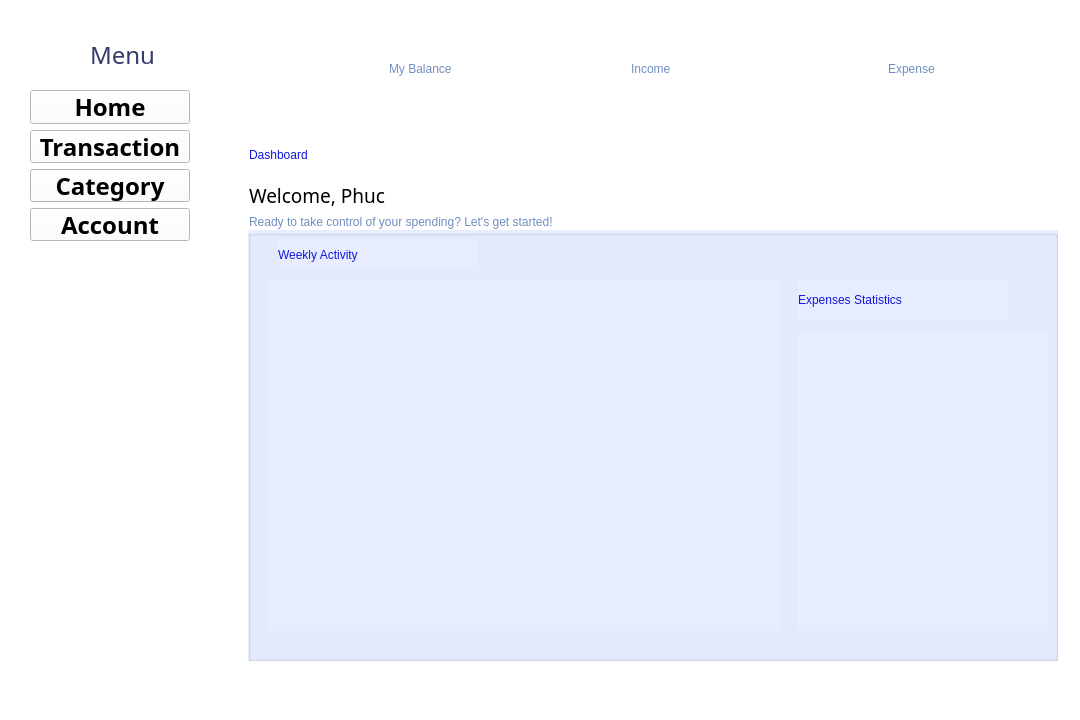
Above: Modules/Home/Home.ui from Yennanng/Do_An_KTLT before the change. Below: the same form after it.
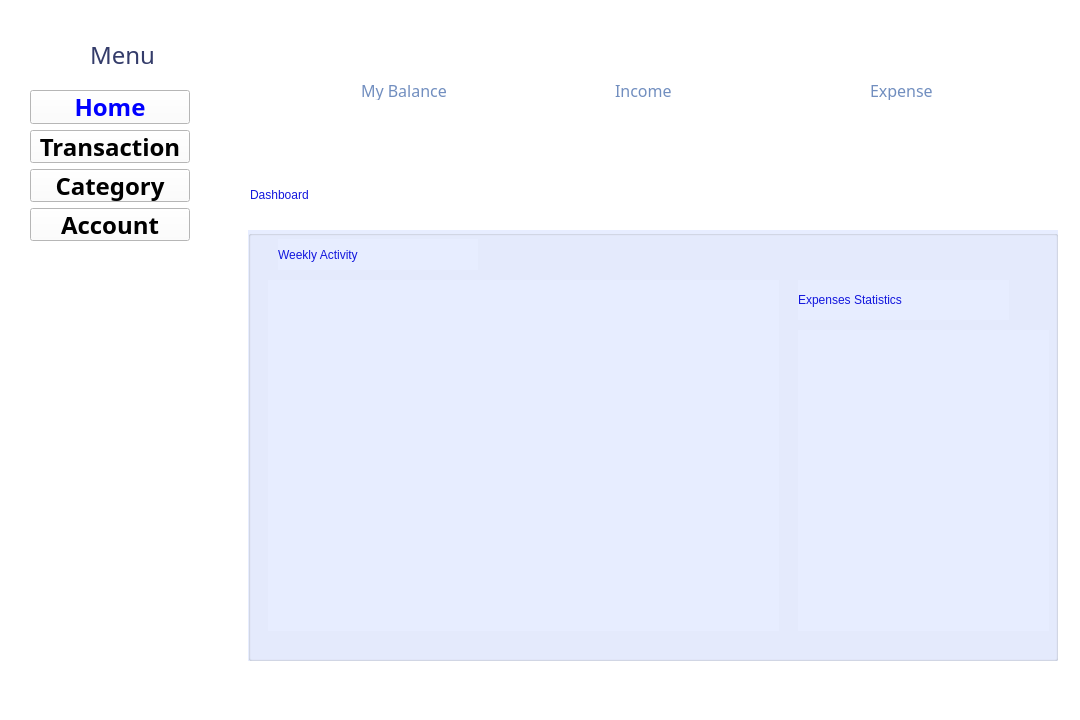
That is the form after the change. Icons and pictures are not drawn.

The edit to the form file:
```diff
--- a/Modules/Home/Home.ui
+++ b/Modules/Home/Home.ui
@@ -27,110 +27,11 @@
    <string notr="true">background-color: rgb(255, 255, 255);</string>
   </property>
   <widget class="QWidget" name="centralwidget">
-   <widget class="QLabel" name="label">
-    <property name="geometry">
-     <rect>
-      <x>389</x>
-      <y>59</y>
-      <width>121</width>
-      <height>20</height>
-     </rect>
-    </property>
-    <property name="styleSheet">
-     <string notr="true">font: 14pt &quot;Bahnschrift SemiLight&quot;;
-color: rgb(113, 142, 191)</string>
-    </property>
-    <property name="text">
-     <string>My Balance</string>
-    </property>
-   </widget>
-   <widget class="QLabel" name="label_3">
-    <property name="geometry">
-     <rect>
-      <x>299</x>
-      <y>54</y>
-      <width>70</width>
-      <height>70</height>
-     </rect>
-    </property>
-    <property name="text">
-     <string/>
-    </property>
-    <property name="pixmap">
-     <pixmap>../../Images/Home/Icon_MyBalance.png</pixmap>
-    </property>
-   </widget>
-   <widget class="QLabel" name="label_4">
-    <property name="geometry">
-     <rect>
-      <x>631</x>
-      <y>59</y>
-      <width>121</width>
-      <height>20</height>
-     </rect>
-    </property>
-    <property name="styleSheet">
-     <string notr="true">font: 14pt &quot;Bahnschrift SemiLight&quot;;
-color: rgb(113, 142, 191)</string>
-    </property>
-    <property name="text">
-     <string>Income</string>
-    </property>
-   </widget>
-   <widget class="QLabel" name="label_5">
-    <property name="geometry">
-     <rect>
-      <x>541</x>
-      <y>54</y>
-      <width>70</width>
-      <height>70</height>
-     </rect>
-    </property>
-    <property name="text">
-     <string/>
-    </property>
-    <property name="pixmap">
-     <pixmap>../../Images/Home/Icon_Income.png</pixmap>
-    </property>
-   </widget>
-   <widget class="QLabel" name="label_6">
-    <property name="geometry">
-     <rect>
-      <x>888</x>
-      <y>59</y>
-      <width>121</width>
-      <height>20</height>
-     </rect>
-    </property>
-    <property name="styleSheet">
-     <string notr="true">font: 14pt &quot;Bahnschrift SemiLight&quot;;
-color: rgb(113, 142, 191)</string>
-    </property>
-    <property name="text">
-     <string>Expense</string>
-    </property>
-   </widget>
-   <widget class="QLabel" name="label_7">
-    <property name="geometry">
-     <rect>
-      <x>798</x>
-      <y>54</y>
-      <width>70</width>
-      <height>70</height>
-     </rect>
-    </property>
-    <property name="text">
-     <string/>
-    </property>
-    <property name="pixmap">
-     <pixmap>../../Images/Home/Icon_Expenses.png</pixmap>
-    </property>
-   </widget>
    <widget class="QLabel" name="label_8">
     <property name="geometry">
      <rect>
-      <x>249</x>
-      <y>130</y>
+      <x>250</x>
+      <y>170</y>
       <width>261</width>
       <height>50</height>
      </rect>
@@ -143,73 +44,6 @@
      <string>Dashboard</string>
     </property>
    </widget>
-   <widget class="QLabel" name="label_welcome">
-    <property name="geometry">
-     <rect>
-      <x>249</x>
-      <y>179</y>
-      <width>157</width>
-      <height>33</height>
-     </rect>
-    </property>
-    <property name="font">
-     <font>
-      <family>Bahnschrift SemiLight</family>
-      <pointsize>14</pointsize>
-      <weight>50</weight>
-      <italic>false</italic>
-      <bold>false</bold>
-     </font>
-    </property>
-    <property name="styleSheet">
-     <string notr="true">font: 14pt &quot;Bahnschrift SemiLight&quot;;
-color: rgb(0, 0, 0)</string>
-    </property>
-    <property name="text">
-     <string>Welcome, Phuc</string>
-    </property>
-    <property name="alignment">
-     <set>Qt::AlignLeading|Qt::AlignLeft|Qt::AlignVCenter</set>
-    </property>
-   </widget>
-   <widget class="QLabel" name="label_10">
-    <property name="geometry">
-     <rect>
-      <x>406</x>
-      <y>179</y>
-      <width>25</width>
-      <height>25</height>
-     </rect>
-    </property>
-    <property name="font">
-     <font>
-      <pointsize>6</pointsize>
-     </font>
-    </property>
-    <property name="text">
-     <string/>
-    </property>
-    <property name="pixmap">
-     <pixmap>../../Images/Home/Icon_Hello.png</pixmap>
-    </property>
-   </widget>
-   <widget class="QLabel" name="label_11">
-    <property name="geometry">
-     <rect>
-      <x>249</x>
-      <y>212</y>
-      <width>450</width>
-      <height>20</height>
-     </rect>
-    </property>
-    <property name="styleSheet">
-     <string notr="true">font: 8pt &quot;Bahnschrift SemiLight&quot;;
-color: rgb(113, 142, 191);</string>
-    </property>
-    <property name="text">
-     <string>Ready to take control of your spending? Let's get started!</string>
-    </property>
-   </widget>
    <widget class="QGroupBox" name="groupBox">
     <property name="geometry">
      <rect>
@@ -286,7 +120,7 @@
     <property name="geometry">
      <rect>
       <x>950</x>
-      <y>130</y>
+      <y>150</y>
       <width>80</width>
       <height>80</height>
      </rect>
@@ -365,6 +199,9 @@
          <bold>true</bold>
         </font>
        </property>
+       <property name="styleSheet">
+        <string notr="true">color: rgb(0, 0, 255);</string>
+       </property>
        <property name="text">
         <string>Home</string>
        </property>
@@ -478,25 +315,93 @@
    <widget class="QLabel" name="label_2">
     <property name="geometry">
      <rect>
-      <x>390</x>
-      <y>90</y>
-      <width>121</width>
-      <height>31</height>
+      <x>361</x>
+      <y>80</y>
+      <width>108</width>
+      <height>20</height>
      </rect>
     </property>
+    <property name="minimumSize">
+     <size>
+      <width>108</width>
+      <height>20</height>
+     </size>
+    </property>
+    <property name="font">
+     <font>
+      <family>Bahnschrift SemiLight</family>
+      <pointsize>12</pointsize>
+     </font>
+    </property>
+    <property name="styleSheet">
+     <string notr="true">color: rgb(113, 142, 191);</string>
+    </property>
     <property name="text">
+     <string>My Balance</string>
+    </property>
+   </widget>
+   <widget class="QLabel" name="label_income">
+    <property name="geometry">
+     <rect>
+      <x>615</x>
+      <y>80</y>
+      <width>108</width>
+      <height>20</height>
+     </rect>
+    </property>
+    <property name="minimumSize">
+     <size>
+      <width>108</width>
+      <height>20</height>
+     </size>
+    </property>
+    <property name="font">
+     <font>
+      <family>Bahnschrift SemiLight</family>
+      <pointsize>12</pointsize>
+     </font>
+    </property>
+    <property name="styleSheet">
+     <string notr="true">color: rgb(113, 142, 191);</string>
+    </property>
+    <property name="text">
+     <string>Income</string>
+    </property>
+   </widget>
+   <widget class="QLabel" name="Icon_mybalance">
+    <property name="geometry">
+     <rect>
+      <x>271</x>
+      <y>80</y>
+      <width>70</width>
+      <height>70</height>
+     </rect>
+    </property>
+    <property name="minimumSize">
+     <size>
+      <width>70</width>
+      <height>70</height>
+     </size>
+    </property>
+    <property name="text">
      <string/>
     </property>
    </widget>
    <widget class="QLabel" name="label_9">
     <property name="geometry">
      <rect>
-      <x>630</x>
+      <x>522</x>
       <y>80</y>
-      <width>121</width>
-      <height>31</height>
+      <width>70</width>
+      <height>70</height>
      </rect>
     </property>
+    <property name="minimumSize">
+     <size>
+      <width>70</width>
+      <height>70</height>
+     </size>
+    </property>
     <property name="text">
      <string/>
     </property>
@@ -504,10 +409,86 @@
    <widget class="QLabel" name="label_15">
     <property name="geometry">
      <rect>
-      <x>890</x>
+      <x>782</x>
       <y>80</y>
-      <width>121</width>
-      <height>31</height>
+      <width>70</width>
+      <height>70</height>
+     </rect>
+    </property>
+    <property name="minimumSize">
+     <size>
+      <width>70</width>
+      <height>70</height>
+     </size>
+    </property>
+    <property name="text">
+     <string/>
+    </property>
+    <property name="pixmap">
+     <pixmap>../../Images/Home/Icon_Expenses.png</pixmap>
+    </property>
+   </widget>
+   <widget class="QLabel" name="label_setincome">
+    <property name="geometry">
+     <rect>
+      <x>615</x>
+      <y>110</y>
+      <width>141</width>
+      <height>41</height>
+     </rect>
+    </property>
+    <property name="text">
+     <string/>
+    </property>
+   </widget>
+   <widget class="QLabel" name="label_setmybalance">
+    <property name="geometry">
+     <rect>
+      <x>361</x>
+      <y>110</y>
+      <width>141</width>
+      <height>41</height>
+     </rect>
+    </property>
+    <property name="text">
+     <string/>
+    </property>
+   </widget>
+   <widget class="QLabel" name="label_expense">
+    <property name="geometry">
+     <rect>
+      <x>870</x>
+      <y>80</y>
+      <width>108</width>
+      <height>20</height>
+     </rect>
+    </property>
+    <property name="minimumSize">
+     <size>
+      <width>88</width>
+      <height>20</height>
+     </size>
+    </property>
+    <property name="font">
+     <font>
+      <family>Bahnschrift SemiLight</family>
+      <pointsize>12</pointsize>
+     </font>
+    </property>
+    <property name="styleSheet">
+     <string notr="true">color: rgb(113, 142, 191);</string>
+    </property>
+    <property name="text">
+     <string>Expense</string>
+    </property>
+   </widget>
+   <widget class="QLabel" name="label_setexpense">
+    <property name="geometry">
+     <rect>
+      <x>870</x>
+      <y>110</y>
+      <width>141</width>
+      <height>41</height>
      </rect>
     </property>
     <property name="text">
```
Left out of the diff: 14 changed lines with no effect on the pictures.
